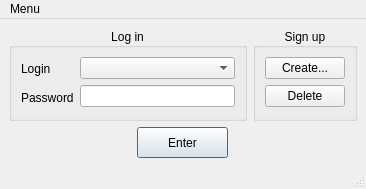
AskePit/PassBook, file dialogs/logindialog.ui: the form before one commit.
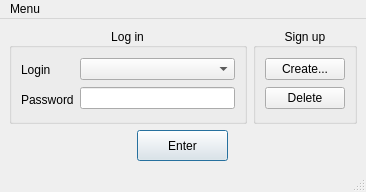
The form after the commit. Icons and pictures are not drawn.

```diff
--- a/dialogs/logindialog.ui
+++ b/dialogs/logindialog.ui
@@ -7,7 +7,7 @@
     <x>0</x>
     <y>0</y>
     <width>366</width>
-    <height>189</height>
+    <height>192</height>
    </rect>
   </property>
   <property name="windowTitle">
```
Left out of the diff: 10 changed lines with no effect on the pictures.
